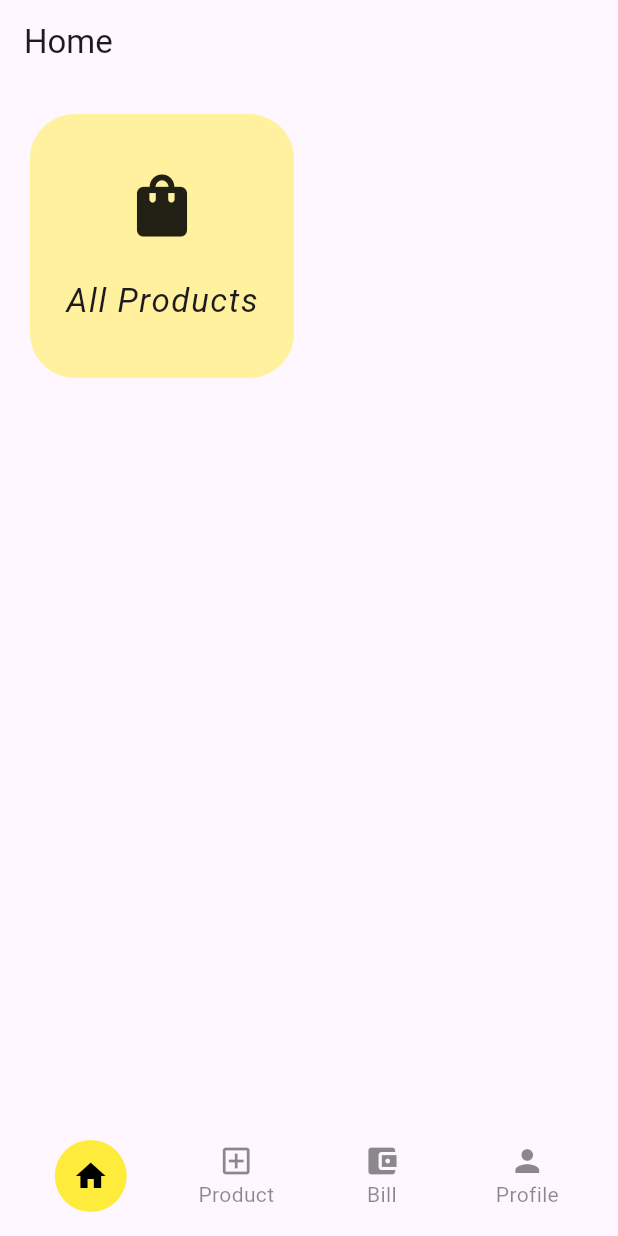
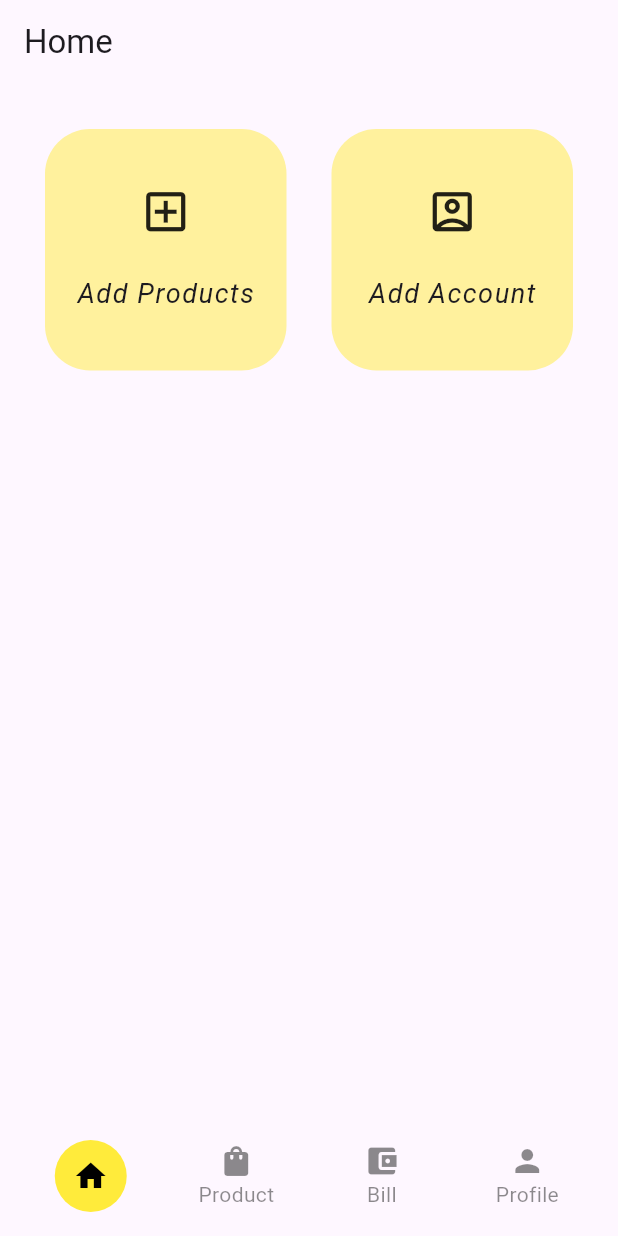
Before and after one commit to KirtanNarola13/malavi_management, a Flutter app: the NavBarScreen screen opened directly, on a phone screen of 412 x 824 dp. Run offline on Flutter 3.47's test engine with Material 3 defaults, Android fonts, the phone set to English and light mode, and no system bars; drawn by our look-alikes of flutter_snake_navigationbar; our stand-ins replace animate_do, cloud_firestore, firebase_auth, firebase_core, firebase_storage, google_sign_in and 1 more; missing offline and left inert: firebase_app_check; accounts and stored records are empty.

Commit message:
Add account

```diff
--- a/lib/modules/screens/home-screen/home_screen.dart
+++ b/lib/modules/screens/home-screen/home_screen.dart
@@ -1,5 +1,7 @@
 import 'package:flutter/material.dart';
-import 'package:malavi_management/utils/components/all_products.dart';
+import 'package:malavi_management/utils/components/add_account.dart';
+import 'package:malavi_management/utils/components/product_screen.dart';
+import 'package:malavi_management/modules/screens/product-screen/all_products.dart';
 
 class HomeScreen extends StatefulWidget {
   const HomeScreen({super.key});
@@ -17,11 +19,11 @@ class _HomeScreenState extends State<HomeScreen> {
       ),
       body: GridView(
         shrinkWrap: true,
-        padding: const EdgeInsets.all(20),
+        padding: const EdgeInsets.all(30),
         gridDelegate: const SliverGridDelegateWithFixedCrossAxisCount(
           crossAxisCount: 2,
-          mainAxisSpacing: 20,
-          crossAxisSpacing: 20,
+          mainAxisSpacing: 30,
+          crossAxisSpacing: 30,
         ),
         children: [
           InkWell(
@@ -29,7 +31,7 @@ class _HomeScreenState extends State<HomeScreen> {
               Navigator.push(
                 context,
                 MaterialPageRoute(
-                  builder: (context) => AllProducts(),
+                  builder: (context) => AddProductScreen(),
                 ),
               );
             },
@@ -52,13 +54,13 @@ class _HomeScreenState extends State<HomeScreen> {
                       height: 1,
                     ),
                     Icon(
-                      Icons.shopping_bag,
-                      size: 50,
+                      Icons.add_box_outlined,
+                      size: 35,
                     ),
                     Text(
-                      "All Products",
+                      "Add Products",
                       style: TextStyle(
-                          fontSize: 22,
+                          fontSize: 18,
                           letterSpacing: 1,
                           fontStyle: FontStyle.italic),
                     ),
@@ -70,30 +72,52 @@ class _HomeScreenState extends State<HomeScreen> {
               ),
             ),
           ),
-          // Container(
-          //   decoration: BoxDecoration(
-          //     color: Colors.green.shade200,
-          //     borderRadius: BorderRadius.all(
-          //       Radius.circular(30),
-          //     ),
-          //   ),
-          // ),
-          // Container(
-          //   decoration: BoxDecoration(
-          //     color: Colors.green.shade200,
-          //     borderRadius: BorderRadius.all(
-          //       Radius.circular(30),
-          //     ),
-          //   ),
-          // ),
-          // Container(
-          //   decoration: BoxDecoration(
-          //     color: Colors.green.shade200,
-          //     borderRadius: BorderRadius.all(
-          //       Radius.circular(30),
-          //     ),
-          //   ),
-          // ),
+          InkWell(
+            onTap: () {
+              Navigator.push(
+                context,
+                MaterialPageRoute(
+                  builder: (context) => AddAccount(),
+                ),
+              );
+            },
+            borderRadius: BorderRadius.circular(30),
+            splashColor: Colors.yellow,
+            child: Container(
+              alignment: Alignment.center,
+              decoration: BoxDecoration(
+                color: Colors.yellow.withOpacity(0.5),
+                borderRadius: const BorderRadius.all(
+                  Radius.circular(30),
+                ),
+              ),
+              child: const Center(
+                child: Column(
+                  mainAxisAlignment: MainAxisAlignment.spaceAround,
+                  crossAxisAlignment: CrossAxisAlignment.center,
+                  children: [
+                    SizedBox(
+                      height: 1,
+                    ),
+                    Icon(
+                      Icons.account_box_outlined,
+                      size: 35,
+                    ),
+                    Text(
+                      "Add Account",
+                      style: TextStyle(
+                          fontSize: 18,
+                          letterSpacing: 1,
+                          fontStyle: FontStyle.italic),
+                    ),
+                    SizedBox(
+                      height: 1,
+                    ),
+                  ],
+                ),
+              ),
+            ),
+          ),
         ],
       ),
     );
--- a/lib/modules/screens/nav-bar-screen/nav_bar_screen.dart
+++ b/lib/modules/screens/nav-bar-screen/nav_bar_screen.dart
@@ -1,9 +1,10 @@
 import 'package:flutter/material.dart';
 import 'package:flutter_snake_navigationbar/flutter_snake_navigationbar.dart';
+import 'package:malavi_management/modules/screens/product-screen/all_products.dart';
 
 import '../bill-screen/bill_screen.dart';
 import '../home-screen/home_screen.dart';
-import '../product-screen/product_screen.dart';
+import '../../../utils/components/product_screen.dart';
 import '../profile-screen/profile_screen.dart';
 
 class NavBarScreen extends StatefulWidget {
@@ -18,7 +19,7 @@ class _NavBarScreenState extends State<NavBarScreen> {
 
   final List<Widget> _screens = [
     const HomeScreen(),
-     AddProductScreen(),
+    const AllProducts(),
     const BillScreen(),
     const ProfileScreen(),
   ];
@@ -44,7 +45,7 @@ class _NavBarScreenState extends State<NavBarScreen> {
         items: const [
           BottomNavigationBarItem(icon: Icon(Icons.home), label: 'Home'),
           BottomNavigationBarItem(
-              icon: Icon(Icons.add_box_outlined), label: 'Product'),
+              icon: Icon(Icons.shopping_bag), label: 'Product'),
           BottomNavigationBarItem(
               icon: Icon(Icons.account_balance_wallet), label: 'Bill'),
           BottomNavigationBarItem(icon: Icon(Icons.person), label: 'Profile'),
```
Also changed, not shown: lib/utils/components/add_account.dart (renamed from lib/modules/screens/product-screen/product_screen.dart, +13 -67 lines), lib/utils/components/product_screen.dart (added, +185 -0 lines), lib/modules/screens/product-screen/all_products.dart (renamed from lib/utils/components/all_products.dart).
